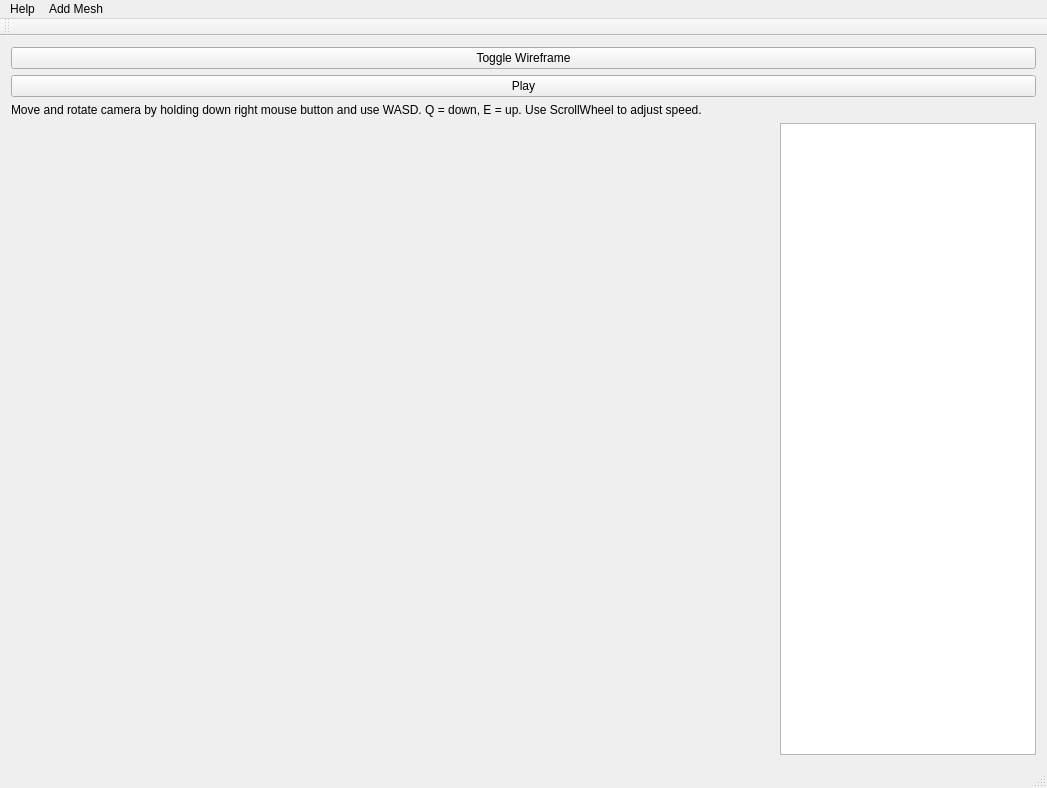
First picture: the form in mainwindow.ui, repository FredrikEik/Game_Engine_Architecture, before the edit.
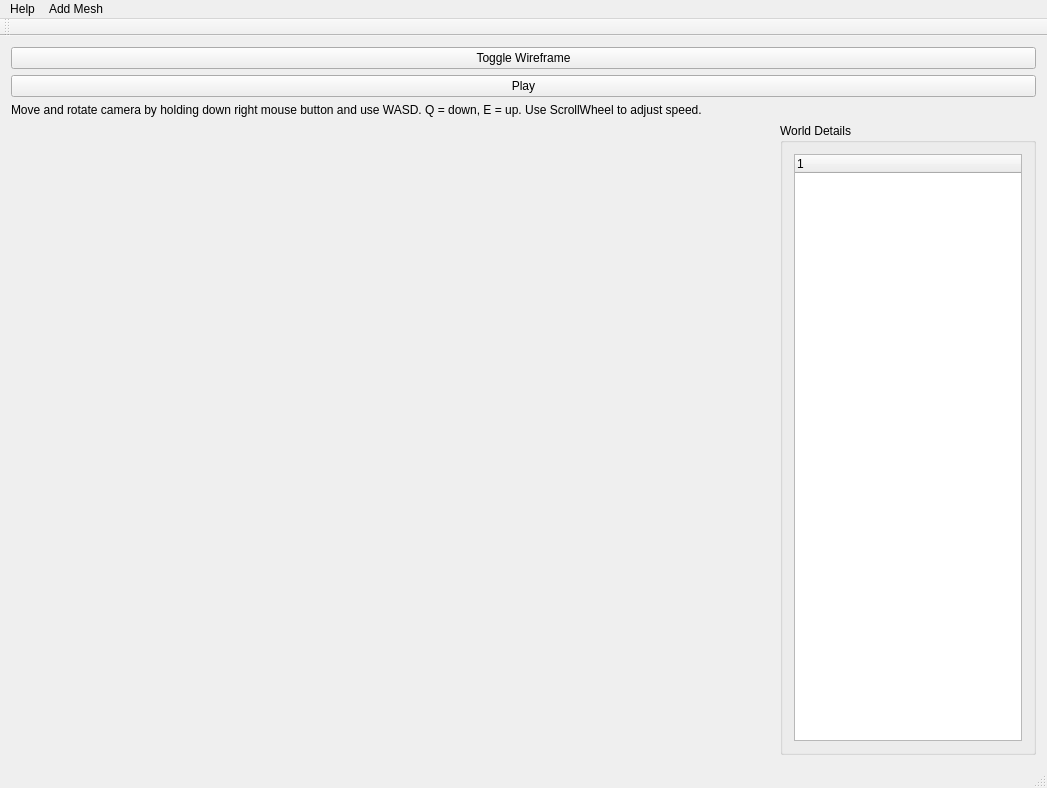
Second picture: the form after the edit.

Commit message:
QOL Changes + Details View (WIP)
Render window pointer is passed once in entity system constructor then stored in class internally.

```diff
--- a/mainwindow.ui
+++ b/mainwindow.ui
@@ -57,7 +57,22 @@
        <layout class="QVBoxLayout" name="OpenGLLayout" stretch=""/>
       </item>
       <item>
-       <widget class="QTreeView" name="treeView"/>
+       <widget class="QGroupBox" name="groupBox">
+        <property name="title">
+         <string>World Details</string>
+        </property>
+        <layout class="QVBoxLayout" name="verticalLayout_2" stretch="0">
+         <item>
+          <widget class="QTreeWidget" name="treeWidget">
+           <column>
+            <property name="text">
+             <string notr="true">1</string>
+            </property>
+           </column>
+          </widget>
+         </item>
+        </layout>
+       </widget>
       </item>
      </layout>
     </item>
```
Left out of the diff: 4 changed lines with no effect on the pictures. The commit also changes 8 other files.
